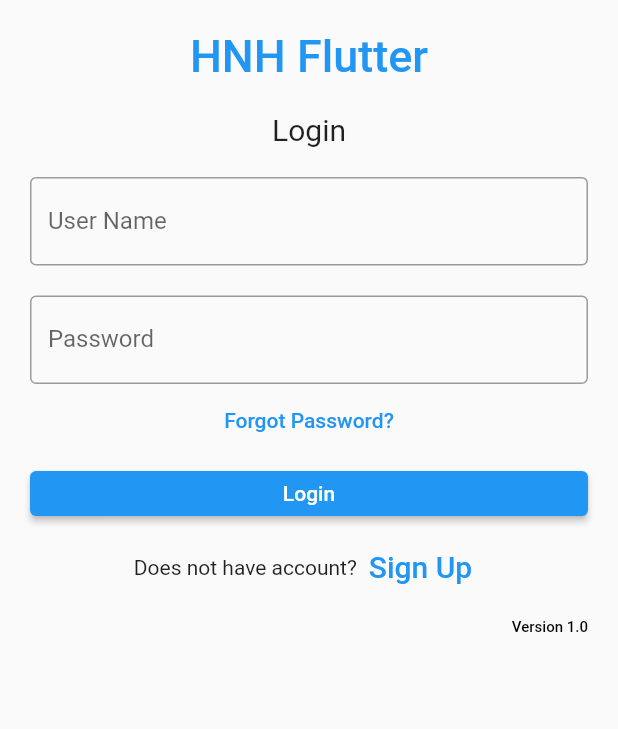
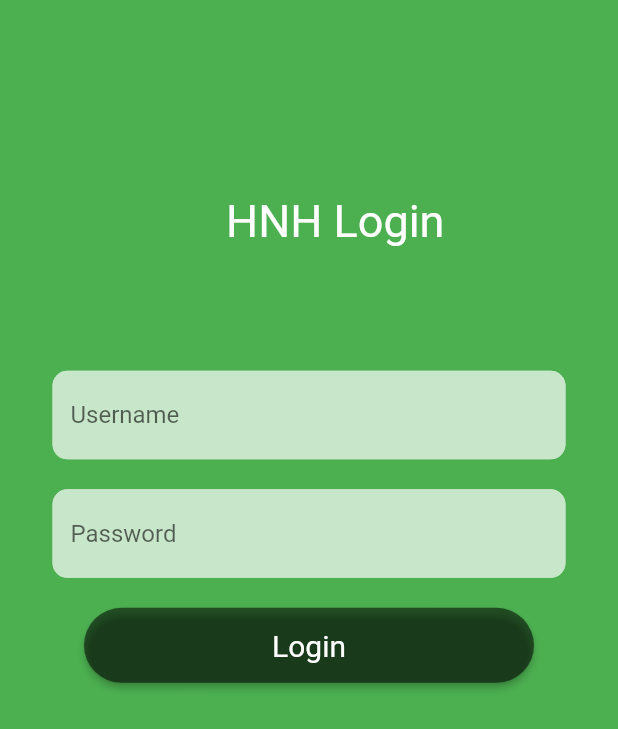
Before and after one commit to AppDev321/Employee-App, a Flutter app: the LoginClass screen opened directly, on a phone screen of 412 x 824 dp. Shown: the top 729 px of the screen. Run offline on Flutter 3.47's test engine with Material 2 defaults, Android fonts, the phone set to English and light mode, and no system bars; our stand-ins replace dio, google_maps_flutter, image_picker, location, retrofit; missing offline and left inert: background_locator, location_permissions, splash_screen_view; generated files the repository leaves out were written again.

Commit message:
Retorfit login dialog

```diff
--- /dev/null
+++ b/lib/custom_style/progress_hud.dart
@@ -0,0 +1,40 @@
+import 'package:flutter/material.dart';
+
+class ProgressHUD extends StatelessWidget {
+  final Widget? child;
+  final bool? inAsyncCall;
+  final double? opacity;
+  final Color? color;
+  final Animation<Color>? valueColor;
+   var widgetList =  <Widget>[];
+  ProgressHUD({
+    Key? key,
+    @required this.child,
+    @required this.inAsyncCall,
+    this.opacity = 0.3,
+    this.color = Colors.grey,
+    this.valueColor,
+  }) : super(key: key);
+
+  @override
+  Widget build(BuildContext context) {
+
+    widgetList.add(child!);
+    if (inAsyncCall!) {
+      final modal = new Stack(
+        children: [
+          new Opacity(
+            opacity: opacity!,
+            child: ModalBarrier(dismissible: false, color: color),
+          ),
+          new Center(
+              child: new CircularProgressIndicator()),
+        ],
+      );
+      widgetList.add(modal);
+    }
+    return Stack(
+      children: widgetList,
+    );
+  }
+}
--- a/lib/pages/location/location_background_service_class.dart
+++ b/lib/pages/location/location_background_service_class.dart
@@ -137,5 +137,10 @@ class LocationServiceClass {
                     LocationCallbackHandler.notificationCallback)));
   }
 
+  static Future<void> updateLocationData(LocationDto locationDto) async {
+    print('comes in class');
 
+
+
+  }
 }
--- a/lib/pages/login.dart
+++ b/lib/pages/login.dart
@@ -1,9 +1,12 @@
+import 'package:dio/dio.dart';
 import 'package:flutter/material.dart';
+import 'package:hnh_flutter/custom_style/colors.dart';
 import 'package:hnh_flutter/custom_style/strings.dart';
 import 'package:hnh_flutter/repository/model/request/login_data.dart';
 import 'package:hnh_flutter/repository/model/response/login_response.dart';
 import 'package:hnh_flutter/repository/retrofit/api_client.dart';
-import 'package:dio/dio.dart';
+
+import '../custom_style/progress_hud.dart';
 
 class LoginClass extends StatefulWidget {
   const LoginClass({Key? key}) : super(key: key);
@@ -19,120 +22,203 @@ class LoginClassStateful extends State<LoginClass> {
   static const String loginText = 'Login';
   static const String signUpText = "Sign Up";
   static const String forgotText = "Forgot Password?";
+  static const bool showExtraViews = false;
+  bool isApiCallProcess = false;
+
+  bool pressed = false;
+  @override
+  void initState() {
+    super.initState();
+      setState(() {
+        pressed = false;
+      });
+  }
 
   @override
   Widget build(BuildContext context) {
-    return new Scaffold(
-        body: Padding(
-            padding: const EdgeInsets.all(10),
-            child: ListView(
-              children: <Widget>[
+    return ProgressHUD(
+      child: _uiSetup(context),
+      inAsyncCall: isApiCallProcess,
+      opacity: 0.3,
+    );
+  }
+    Widget _uiSetup(BuildContext context) {
+      return Container(
+        decoration: BoxDecoration(color: Colors.green),
+        child: Scaffold(
+          backgroundColor: Colors.transparent,
+          body:
+
+          Stack(
+            children: [
               Container(
-                    alignment: Alignment.center,
-                    padding: const EdgeInsets.all(10),
-                    child: const Text(
-                      appName,
-                      style: TextStyle(
-                          color: Colors.blue,
-                          fontWeight: FontWeight.w500,
-                          fontSize: 30),
-                    )),
-                Container(
-                    alignment: Alignment.center,
-                    padding: const EdgeInsets.all(10),
-                    child: const Text(
-                      loginText,
-                      style: TextStyle(fontSize: 20),
-                    )),
-                Container(
-                  padding: const EdgeInsets.all(10),
-                  child: TextField(
-                    controller: nameController,
-                    decoration: const InputDecoration(
-                      border: OutlineInputBorder(),
-                      labelText: 'User Name',
+                alignment: Alignment.topCenter,
+                padding: EdgeInsets.only(left: 35, top: 130),
+                child: Text(
+                  'HNH Login',
+                  style: TextStyle(color: Colors.white, fontSize: 30),
                 ),
               ),
+              SingleChildScrollView(
+                child: Container(
+                    padding: EdgeInsets.only(
+                        top: MediaQuery
+                            .of(context)
+                            .size
+                            .height * 0.3,
+                        right: 35,
+                        left: 35),
+                    child: Column(
+                      children: [
+                        TextField(
+                          controller: nameController,
+                          decoration: new InputDecoration(
+                              filled: true,
+                              fillColor: Colors.green.shade100,
+                              hintText: 'Username',
+                              focusedBorder: OutlineInputBorder(
+                                  borderRadius: BorderRadius.circular(10),
+                                  borderSide: BorderSide(
+                                      color: Colors.green.shade100,
+                                      width: 5.0)),
+                              enabledBorder: OutlineInputBorder(
+                                  borderRadius: BorderRadius.circular(10),
+                                  borderSide: BorderSide(
+                                      color: Colors.green.shade100,
+                                      width: 5.0))),
+                        ),
+                        SizedBox(
+                          height: 20,
+                        ),
+                        TextField(
+                          controller: passwordController,
+                          obscureText: true,
+                          decoration: InputDecoration(
+                              filled: true,
+                              fillColor: Colors.green.shade100,
+                              hintText: 'Password',
+                              focusedBorder: OutlineInputBorder(
+                                  borderRadius: BorderRadius.circular(10),
+                                  borderSide: BorderSide(
+                                      color: Colors.green.shade100,
+                                      width: 5.0)),
+                              enabledBorder: OutlineInputBorder(
+                                  borderRadius: BorderRadius.circular(10),
+                                  borderSide: BorderSide(
+                                      color: Colors.green.shade100,
+                                      width: 5.0))),
+                        ),
+                        SizedBox(
+                          height: 10,
                         ),
                         Container(
-                  padding: const EdgeInsets.fromLTRB(10, 10, 10, 0),
-                  child: TextField(
-                    obscureText: true,
-                    controller: passwordController,
-                    decoration: const InputDecoration(
-                      border: OutlineInputBorder(),
-                      labelText: 'Password',
-                    ),
-                  ),
-                ),
-                TextButton(
-                  onPressed: () {
-                    //forgot password screen
-                  },
-                  child: const Text(
-                    forgotText,
-                  ),
-                ),
-                Container(
-                    height: 50,
                             padding: const EdgeInsets.fromLTRB(10, 10, 10, 10),
                             child: ElevatedButton(
                               child: const Text(loginText),
                               onPressed: () {
                                 print(nameController.text);
                                 print(passwordController.text);
+                                setState(() {
+                                //  isApiCallProcess = true;
+                                  pressed = true;
+                                });
+
                               },
+                              style: ElevatedButton.styleFrom(
+                                  minimumSize: Size(300, 50),
+                                  primary: Colors.black54,
+                                  padding: EdgeInsets.all(10),
+                                  shape: RoundedRectangleBorder(
+                                      borderRadius: BorderRadius.circular(
+                                          32.0)),
+                                  textStyle: TextStyle(
+                                      fontSize: 20,
+                                      fontWeight: FontWeight.normal)),
                             )),
-                Row(
-                  children: <Widget>[
-                    const Text('Does not have account?'),
-                    TextButton(
-                      child: const Text(
-                        signUpText,
-                        style: TextStyle(fontSize: 20),
+                        pressed ? _buildBody(context): SizedBox(),
+                      ],
+                    )),
+              )
+            ],
           ),
-                      onPressed: () {
-                        //signup screen
-                        _loginRequest(context);
+        ),
+      );
+    }
+
+  showLoaderDialog(BuildContext context){
+    AlertDialog alert=AlertDialog(
+      content: new Row(
+        children: [
+          CircularProgressIndicator(),
+          Container(margin: EdgeInsets.only(left: 20),child:Text("Loading..." )),
+        ],),
+    );
+    showDialog(barrierDismissible: false,
+      context:context,
+      builder:(BuildContext context){
+        return alert;
+      },
+    );
+  }
 
 
+  FutureBuilder<LoginResponse> _buildBody(BuildContext context) {
+    LoginRequestBody requestBody = LoginRequestBody(email: "testbody", password: "testbody");
 
-                      },
+    final client = ApiClient(
+        Dio(
+            BaseOptions
+              (
+            contentType: "application/json",
+            headers: {
+            'Authorization': 'Basic ZGlzYXBpdXNlcjpkaXMjMTIz',
+            'X-ApiKey': 'ZGslzIzEyMw==',
+            'Content-Type': 'application/json'
+            }
         )
-                  ],
-                  mainAxisAlignment: MainAxisAlignment.center,
+        )
+    );
+    return FutureBuilder<LoginResponse>(
+      future: client.login(requestBody),
+      builder: (context, snapshot) {
+        if (snapshot.connectionState == ConnectionState.done) {
+
+          final LoginResponse posts = snapshot.data!;
+          return Center(
+            child: Text(
+              posts.message.toString(),
+              textAlign: TextAlign.center,
+              textScaleFactor: 1.3,
             ),
-                Expanded(
-                    child: Row(
-                  mainAxisAlignment: MainAxisAlignment.end,
-                  children: <Widget>[
-                    Container(
-                      padding: const EdgeInsets.all(10),
-                      child: const Text(
-                        appVersion,
-                        style: TextStyle(
-                            color: Colors.black,
-                            fontWeight: FontWeight.w500,
-                            fontSize: 10),
-                      ),
-                    )
-                  ],
-                ))
-              ],
-            )));
+          );
         }
 
+        else {
+          return Center(
+            child:showLoaderDialog(context),
+          );
+        }
+      },
+    );
+  }
+
+
   FutureBuilder<LoginResponse> _loginRequest(BuildContext context) {
-    LoginRequestBody requestBody = new LoginRequestBody(email: "testbody", password: "testbody");
+    LoginRequestBody requestBody = LoginRequestBody(email: "testbody", password: "testbody");
     //  createUser(userInfo: requestBody);
-
 
     final client = ApiClient(Dio());
     return FutureBuilder<LoginResponse>(
         future: client.login(requestBody),
         builder: (context, snapshot) {
+       print("snapping data $snapshot");
+       return const Center(
+         child: CircularProgressIndicator(
+           color: Colors.blue,
+         ),
+       );
+/*
           showDialog(
-            // The user CANNOT close this dialog  by pressing outsite it
               barrierDismissible: false,
               context: context,
               builder: (_) {
@@ -156,7 +242,7 @@ class LoginClassStateful extends State<LoginClass> {
                   ),
                 );
               });
-          print("snapshot: $snapshot.connectionState");
+
           if (snapshot.connectionState == ConnectionState.done) {
             final LoginResponse? loginData = snapshot.data;
             return Center(
@@ -168,18 +254,17 @@ class LoginClassStateful extends State<LoginClass> {
             );
           } else {
             print("snapshot: $snapshot.connectionState");
-           return Center(
+            return const Center(
               child: CircularProgressIndicator(
                 color: Colors.blue,
               ),
             );
-          }
+          }*/
         });
   }
 
-
-
-  Future<LoginResponse?> createUser({required LoginRequestBody userInfo}) async {
+  Future<LoginResponse?> createUser(
+      {required LoginRequestBody userInfo}) async {
     LoginResponse? retrievedUser;
     final Dio _dio = Dio();
     final _baseUrl = 'https://reqres.in/api';
```
Also changed, not shown: lib/main.dart (+8 -1 lines), lib/pages/location/location_background_service.dart (+12 -8 lines), lib/pages/location/location_service_repository.dart (+3 -5 lines), lib/pages/maplocation.dart (+40 -13 lines), pubspec.lock, 1 other file. Lines whose indentation alone changed are shown as unchanged.
